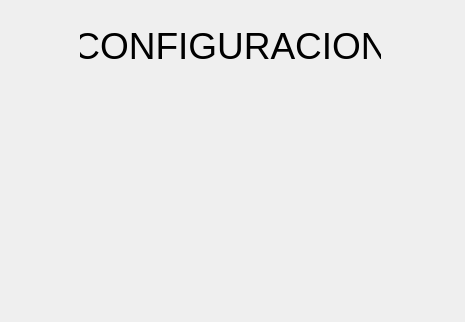
ronihdzz/CACPY, file CUERPO/DISENO/CONFIGURACION/ConfiguracionMain_d.ui: the form before one commit.
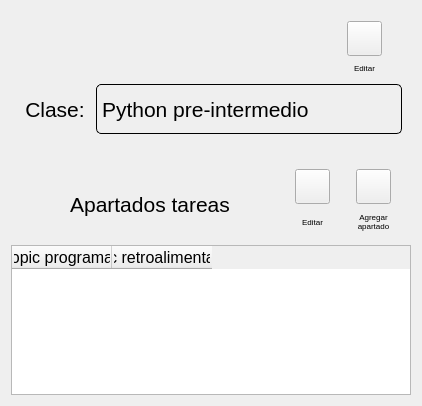
The form after the commit. Icons and pictures are not drawn.

```diff
--- a/CUERPO/DISENO/CONFIGURACION/ConfiguracionMain_d.ui
+++ b/CUERPO/DISENO/CONFIGURACION/ConfiguracionMain_d.ui
@@ -6,51 +6,454 @@
    <rect>
     <x>0</x>
     <y>0</y>
-    <width>465</width>
-    <height>322</height>
+    <width>420</width>
+    <height>406</height>
    </rect>
   </property>
   <property name="windowTitle">
    <string>Form</string>
   </property>
-  <widget class="QLabel" name="label">
-   <property name="geometry">
-    <rect>
-     <x>80</x>
-     <y>20</y>
-     <width>301</width>
-     <height>51</height>
-    </rect>
-   </property>
-   <property name="font">
-    <font>
-     <pointsize>28</pointsize>
-    </font>
-   </property>
-   <property name="text">
-    <string>CONFIGURACION</string>
-   </property>
-   <property name="alignment">
-    <set>Qt::AlignCenter</set>
-   </property>
-  </widget>
-  <widget class="QLabel" name="label_2">
-   <property name="geometry">
-    <rect>
-     <x>120</x>
-     <y>90</y>
-     <width>211</width>
-     <height>211</height>
-    </rect>
-   </property>
-   <property name="styleSheet">
-    <string notr="true">border-image: url(:/main/IMAGENES/configuraciones.png);
+  <layout class="QVBoxLayout" name="verticalLayout">
+   <item>
+    <layout class="QHBoxLayout" name="horizontalLayout">
+     <property name="spacing">
+      <number>40</number>
+     </property>
+     <item>
+      <widget class="QWidget" name="widget" native="true">
+       <property name="minimumSize">
+        <size>
+         <width>400</width>
+         <height>150</height>
+        </size>
+       </property>
+       <layout class="QVBoxLayout" name="verticalLayout_4">
+        <property name="topMargin">
+         <number>5</number>
+        </property>
+        <item>
+         <layout class="QVBoxLayout" name="verticalLayout_3">
+          <item>
+           <layout class="QHBoxLayout" name="horizontalLayout_3">
+            <property name="topMargin">
+             <number>5</number>
+            </property>
+            <item>
+             <widget class="QLabel" name="label_5">
+              <property name="minimumSize">
+               <size>
+                <width>0</width>
+                <height>18</height>
+               </size>
+              </property>
+              <property name="maximumSize">
+               <size>
+                <width>16777215</width>
+                <height>30</height>
+               </size>
+              </property>
+              <property name="text">
+               <string/>
+              </property>
+             </widget>
+            </item>
+            <item>
+             <layout class="QVBoxLayout" name="verticalLayout_6">
+              <property name="spacing">
+               <number>0</number>
+              </property>
+              <property name="rightMargin">
+               <number>20</number>
+              </property>
+              <item>
+               <widget class="QPushButton" name="btn_editarClase">
+                <property name="minimumSize">
+                 <size>
+                  <width>35</width>
+                  <height>35</height>
+                 </size>
+                </property>
+                <property name="maximumSize">
+                 <size>
+                  <width>35</width>
+                  <height>35</height>
+                 </size>
+                </property>
+                <property name="baseSize">
+                 <size>
+                  <width>20</width>
+                  <height>20</height>
+                 </size>
+                </property>
+                <property name="styleSheet">
+                 <string notr="true">QPushButton {
+border-image: url(:/main/IMAGENES/edit_off.png);
+ }
+QPushButton:hover {
+border-image: url(:/main/IMAGENES/edit_on.png);
+}
+QPushButton:pressed {
+border-image: url(:/main/IMAGENES/edit_off.png);
+}
 </string>
-   </property>
-   <property name="text">
-    <string/>
-   </property>
-  </widget>
+                </property>
+                <property name="text">
+                 <string/>
+                </property>
+               </widget>
+              </item>
+              <item>
+               <widget class="QLabel" name="label_15">
+                <property name="minimumSize">
+                 <size>
+                  <width>35</width>
+                  <height>35</height>
+                 </size>
+                </property>
+                <property name="maximumSize">
+                 <size>
+                  <width>35</width>
+                  <height>35</height>
+                 </size>
+                </property>
+                <property name="baseSize">
+                 <size>
+                  <width>30</width>
+                  <height>30</height>
+                 </size>
+                </property>
+                <property name="font">
+                 <font>
+                  <pointsize>6</pointsize>
+                 </font>
+                </property>
+                <property name="text">
+                 <string>Editar</string>
+                </property>
+                <property name="alignment">
+                 <set>Qt::AlignCenter</set>
+                </property>
+                <property name="wordWrap">
+                 <bool>true</bool>
+                </property>
+               </widget>
+              </item>
+             </layout>
+            </item>
+           </layout>
+          </item>
+          <item>
+           <layout class="QHBoxLayout" name="horizontalLayout_2">
+            <item>
+             <widget class="QLabel" name="label_4">
+              <property name="minimumSize">
+               <size>
+                <width>40</width>
+                <height>50</height>
+               </size>
+              </property>
+              <property name="maximumSize">
+               <size>
+                <width>70</width>
+                <height>50</height>
+               </size>
+              </property>
+              <property name="baseSize">
+               <size>
+                <width>40</width>
+                <height>50</height>
+               </size>
+              </property>
+              <property name="font">
+               <font>
+                <pointsize>16</pointsize>
+               </font>
+              </property>
+              <property name="text">
+               <string>Clase:</string>
+              </property>
+              <property name="alignment">
+               <set>Qt::AlignCenter</set>
+              </property>
+             </widget>
+            </item>
+            <item>
+             <widget class="QLabel" name="bel_nombreClase">
+              <property name="minimumSize">
+               <size>
+                <width>200</width>
+                <height>50</height>
+               </size>
+              </property>
+              <property name="maximumSize">
+               <size>
+                <width>16777215</width>
+                <height>50</height>
+               </size>
+              </property>
+              <property name="baseSize">
+               <size>
+                <width>200</width>
+                <height>50</height>
+               </size>
+              </property>
+              <property name="font">
+               <font>
+                <pointsize>16</pointsize>
+               </font>
+              </property>
+              <property name="styleSheet">
+               <string notr="true">border: 1px solid black;
+border-radius:5px;</string>
+              </property>
+              <property name="text">
+               <string>Python pre-intermedio</string>
+              </property>
+             </widget>
+            </item>
+           </layout>
+          </item>
+         </layout>
+        </item>
+        <item>
+         <widget class="QLabel" name="label_3">
+          <property name="text">
+           <string/>
+          </property>
+         </widget>
+        </item>
+       </layout>
+      </widget>
+     </item>
+    </layout>
+   </item>
+   <item>
+    <layout class="QHBoxLayout" name="horizontalLayout_4">
+     <item>
+      <widget class="QLabel" name="label_6">
+       <property name="minimumSize">
+        <size>
+         <width>0</width>
+         <height>18</height>
+        </size>
+       </property>
+       <property name="maximumSize">
+        <size>
+         <width>16777215</width>
+         <height>40</height>
+        </size>
+       </property>
+       <property name="font">
+        <font>
+         <pointsize>16</pointsize>
+        </font>
+       </property>
+       <property name="text">
+        <string>Apartados tareas</string>
+       </property>
+       <property name="alignment">
+        <set>Qt::AlignCenter</set>
+       </property>
+      </widget>
+     </item>
+     <item>
+      <layout class="QVBoxLayout" name="verticalLayout_5">
+       <property name="spacing">
+        <number>0</number>
+       </property>
+       <property name="rightMargin">
+        <number>20</number>
+       </property>
+       <item>
+        <widget class="QPushButton" name="btn_edit_or_cancelEdit_aparSelec">
+         <property name="minimumSize">
+          <size>
+           <width>35</width>
+           <height>35</height>
+          </size>
+         </property>
+         <property name="maximumSize">
+          <size>
+           <width>35</width>
+           <height>35</height>
+          </size>
+         </property>
+         <property name="baseSize">
+          <size>
+           <width>20</width>
+           <height>20</height>
+          </size>
+         </property>
+         <property name="styleSheet">
+          <string notr="true">QPushButton {
+border-image: url(:/main/IMAGENES/edit_off.png);
+ }
+QPushButton:hover {
+border-image: url(:/main/IMAGENES/edit_on.png);
+}
+QPushButton:pressed {
+border-image: url(:/main/IMAGENES/edit_off.png);
+}
+</string>
+         </property>
+         <property name="text">
+          <string/>
+         </property>
+        </widget>
+       </item>
+       <item>
+        <widget class="QLabel" name="bel_edit_or_cancelEdit_aparSelec">
+         <property name="minimumSize">
+          <size>
+           <width>35</width>
+           <height>35</height>
+          </size>
+         </property>
+         <property name="maximumSize">
+          <size>
+           <width>35</width>
+           <height>35</height>
+          </size>
+         </property>
+         <property name="baseSize">
+          <size>
+           <width>30</width>
+           <height>30</height>
+          </size>
+         </property>
+         <property name="font">
+          <font>
+           <pointsize>6</pointsize>
+          </font>
+         </property>
+         <property name="text">
+          <string>Editar</string>
+         </property>
+         <property name="alignment">
+          <set>Qt::AlignCenter</set>
+         </property>
+         <property name="wordWrap">
+          <bool>true</bool>
+         </property>
+        </widget>
+       </item>
+      </layout>
+     </item>
+     <item>
+      <layout class="QVBoxLayout" name="verticalLayout_2">
+       <property name="spacing">
+        <number>0</number>
+       </property>
+       <property name="rightMargin">
+        <number>20</number>
+       </property>
+       <item>
+        <widget class="QPushButton" name="btn_agregar_or_guardar_apar">
+         <property name="minimumSize">
+          <size>
+           <width>35</width>
+           <height>35</height>
+          </size>
+         </property>
+         <property name="maximumSize">
+          <size>
+           <width>35</width>
+           <height>35</height>
+          </size>
+         </property>
+         <property name="baseSize">
+          <size>
+           <width>30</width>
+           <height>30</height>
+          </size>
+         </property>
+         <property name="styleSheet">
+          <string notr="true">
+QPushButton {
+border-image: url(:/main/IMAGENES/plus_off.png);
+ }
+
+QPushButton:hover {
+border-image: url(:/main/IMAGENES/plus_on.png);
+}
+
+QPushButton:pressed {
+border-image: url(:/main/IMAGENES/plus_off.png);
+}
+</string>
+         </property>
+         <property name="text">
+          <string/>
+         </property>
+        </widget>
+       </item>
+       <item>
+        <widget class="QLabel" name="bel_agregar_or_guardar_apar">
+         <property name="minimumSize">
+          <size>
+           <width>35</width>
+           <height>35</height>
+          </size>
+         </property>
+         <property name="maximumSize">
+          <size>
+           <width>35</width>
+           <height>35</height>
+          </size>
+         </property>
+         <property name="baseSize">
+          <size>
+           <width>30</width>
+           <height>30</height>
+          </size>
+         </property>
+         <property name="font">
+          <font>
+           <pointsize>6</pointsize>
+          </font>
+         </property>
+         <property name="text">
+          <string>Agregar
+apartado</string>
+         </property>
+         <property name="alignment">
+          <set>Qt::AlignCenter</set>
+         </property>
+         <property name="wordWrap">
+          <bool>true</bool>
+         </property>
+        </widget>
+       </item>
+      </layout>
+     </item>
+    </layout>
+   </item>
+   <item>
+    <widget class="QTableWidget" name="tableWidget">
+     <property name="minimumSize">
+      <size>
+       <width>0</width>
+       <height>150</height>
+      </size>
+     </property>
+     <property name="font">
+      <font>
+       <pointsize>12</pointsize>
+      </font>
+     </property>
+     <column>
+      <property name="text">
+       <string>Topic programas</string>
+      </property>
+     </column>
+     <column>
+      <property name="text">
+       <string>Topic retroalimentacion</string>
+      </property>
+     </column>
+    </widget>
+   </item>
+  </layout>
  </widget>
  <resources>
   <include location="../../../img.qrc"/>
```
